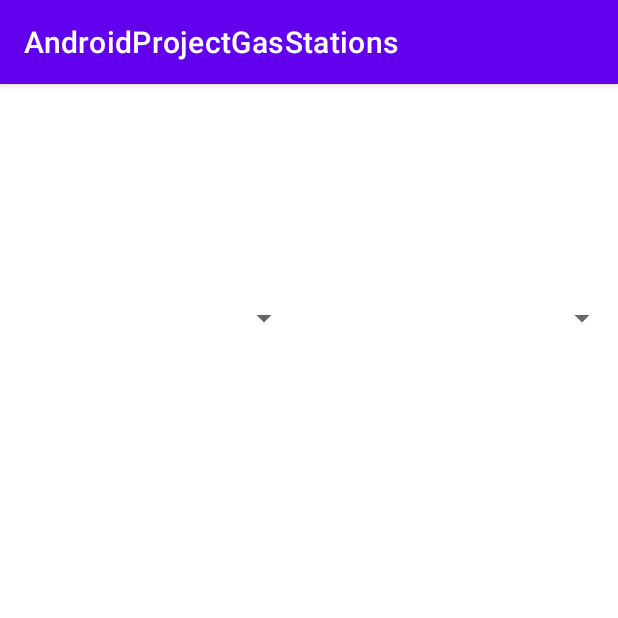
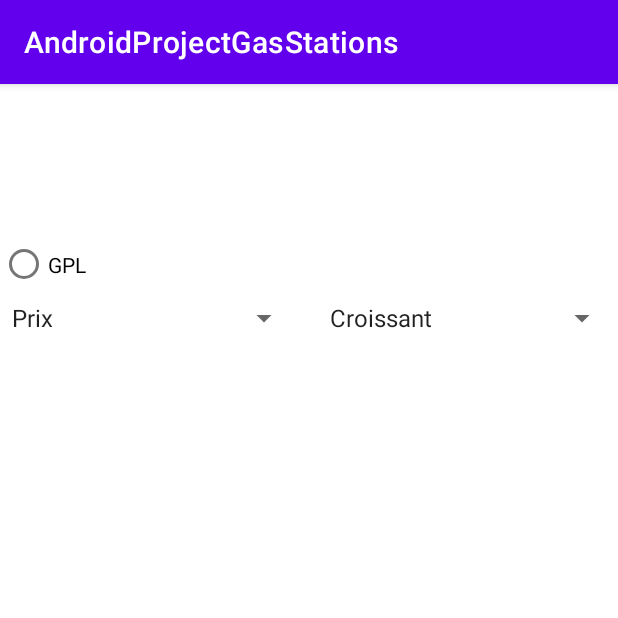
Before and after one commit to RakelTAFA/Android_Java_Station_Essence, an Android app: the screen it shows after launch (GasStationsActivity), on a phone screen of 412 x 824 dp, the top half of it. Run offline under Robolectric (Android 15) with nearby library versions, the phone set to English and light mode, and no system bars.

Commit message:
Spinner + radioGroup (à finir) + adapter (à finir)

```diff
--- a/app/src/main/java/com/example/androidprojectgasstations/GasStationsActivity.java
+++ b/app/src/main/java/com/example/androidprojectgasstations/GasStationsActivity.java
@@ -4,6 +4,7 @@ import androidx.appcompat.app.AppCompatActivity;
 
 import android.os.Bundle;
 import android.util.Log;
+import android.widget.ArrayAdapter;
 import android.widget.Spinner;
 
 import com.example.androidprojectgasstations.manager.IGasStationDataManagerCallBack;
@@ -32,7 +33,12 @@ public class GasStationsActivity extends AppCompatActivity implements IGasStatio
         Spinner spinnerChoice = findViewById(R.id.request_choice_spinner);
         Spinner spinnerSort = findViewById(R.id.request_sort_spinner);
 
-        // displayGasStation();
+        ArrayAdapter<String> spinnerChoiceAdapter = new ArrayAdapter<String>(this, android.R.layout.simple_spinner_item, spinnerChoiceList);
+        ArrayAdapter<String> spinnerSortAdapter = new ArrayAdapter<String>(this, android.R.layout.simple_spinner_item, spinnerSortList);
+
+        spinnerChoice.setAdapter(spinnerChoiceAdapter);
+        spinnerSort.setAdapter(spinnerSortAdapter);
+
         getStations();
     }
 
--- a/app/src/main/res/layout/activity_gas_stations.xml
+++ b/app/src/main/res/layout/activity_gas_stations.xml
@@ -18,11 +18,42 @@
 
     <RadioGroup
         android:id="@+id/gas_types_radio_group"
-        android:layout_width="match_parent"
+        android:layout_width="350dp"
         android:layout_height="47dp"
+        android:gravity="center"
         app:layout_constraintBottom_toTopOf="@id/request_choice_spinner"
         app:layout_constraintLeft_toLeftOf="parent"
-        app:layout_constraintStart_toStartOf="parent" />
+        app:layout_constraintStart_toStartOf="parent">
+
+
+        <RadioButton
+            android:id="@+id/radio_button_TYPE_1"
+            android:layout_width="match_parent"
+            android:layout_height="wrap_content"
+            android:text="GPL" />
+
+
+        <RadioButton
+            android:id="@+id/radio_button_TYPE_2"
+            android:layout_width="match_parent"
+            android:layout_height="wrap_content"
+            android:text="SP-95" />
+
+
+        <RadioButton
+            android:id="@+id/radio_button_TYPE_3"
+            android:layout_width="match_parent"
+            android:layout_height="wrap_content"
+            android:text="SP-98" />
+
+
+        <RadioButton
+            android:id="@+id/radio_button_TYPE_4"
+            android:layout_width="match_parent"
+            android:layout_height="wrap_content"
+            android:text="Gas" />
+
+    </RadioGroup>
 
     <Spinner
         android:id="@+id/request_choice_spinner"
```
Also changed, not shown: app/src/main/AndroidManifest.xml (+6 -4 lines), app/src/main/java/com/example/androidprojectgasstations/adapter/GasStationAdapter.java (+16 -1 lines), app/src/main/java/com/example/androidprojectgasstations/adapter_gas_station.java (added, +14 -0 lines), app/src/main/res/layout/activity_adapter_gas_station.xml (added, +9 -0 lines), 1 other file.
